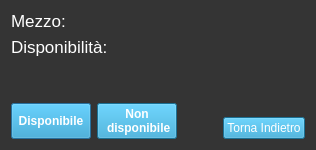
Old version of the form Viste/Amministratore/GUI/modifica_mezzo.ui in the repository GiulianiM/Noleggio.
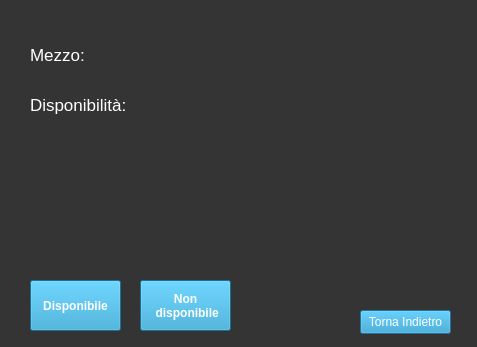
New version of the form. Icons and pictures are not drawn.

```diff
--- a/Viste/Amministratore/GUI/modifica_mezzo.ui
+++ b/Viste/Amministratore/GUI/modifica_mezzo.ui
@@ -6,8 +6,8 @@
    <rect>
     <x>0</x>
     <y>0</y>
-    <width>300</width>
-    <height>150</height>
+    <width>477</width>
+    <height>347</height>
    </rect>
   </property>
   <property name="font">
@@ -26,13 +26,15 @@
    <string notr="true">background-color: rgb(52, 52, 52);
 </string>
   </property>
-  <layout class="QGridLayout" name="gridLayout">
-   <item row="0" column="0">
-    <layout class="QHBoxLayout" name="horizontalLayout_3">
-     <item>
-      <layout class="QVBoxLayout" name="verticalLayout">
-       <item>
         <widget class="QLabel" name="id_label">
+   <property name="geometry">
+    <rect>
+     <x>30</x>
+     <y>40</y>
+     <width>60</width>
+     <height>30</height>
+    </rect>
+   </property>
          <property name="font">
           <font>
            <pointsize>13</pointsize>
@@ -45,9 +47,36 @@
           <string>Mezzo: </string>
          </property>
         </widget>
-       </item>
-       <item>
+  <widget class="QLabel" name="id_label_to_edit">
+   <property name="geometry">
+    <rect>
+     <x>240</x>
+     <y>40</y>
+     <width>151</width>
+     <height>30</height>
+    </rect>
+   </property>
+   <property name="font">
+    <font>
+     <pointsize>13</pointsize>
+    </font>
+   </property>
+   <property name="styleSheet">
+    <string notr="true">color: rgb(255, 255, 255);</string>
+   </property>
+   <property name="text">
+    <string/>
+   </property>
+  </widget>
         <widget class="QLabel" name="disponibile_label">
+   <property name="geometry">
+    <rect>
+     <x>30</x>
+     <y>90</y>
+     <width>111</width>
+     <height>30</height>
+    </rect>
+   </property>
          <property name="font">
           <font>
            <pointsize>13</pointsize>
@@ -60,28 +89,15 @@
           <string>Disponibilità:</string>
          </property>
         </widget>
-       </item>
-      </layout>
-     </item>
-     <item>
-      <layout class="QVBoxLayout" name="verticalLayout_2">
-       <item>
-        <widget class="QLabel" name="id_label_to_edit">
-         <property name="font">
-          <font>
-           <pointsize>13</pointsize>
-          </font>
-         </property>
-         <property name="styleSheet">
-          <string notr="true">color: rgb(255, 255, 255);</string>
-         </property>
-         <property name="text">
-          <string/>
-         </property>
-        </widget>
-       </item>
-       <item>
         <widget class="QLabel" name="disponibile_label_to_edit">
+   <property name="geometry">
+    <rect>
+     <x>240</x>
+     <y>90</y>
+     <width>151</width>
+     <height>30</height>
+    </rect>
+   </property>
          <property name="font">
           <font>
            <pointsize>13</pointsize>
@@ -94,38 +110,36 @@
           <string/>
          </property>
         </widget>
-       </item>
-      </layout>
-     </item>
-    </layout>
-   </item>
-   <item row="1" column="0">
-    <spacer name="verticalSpacer_3">
-     <property name="orientation">
-      <enum>Qt::Vertical</enum>
-     </property>
-     <property name="sizeType">
-      <enum>QSizePolicy::Fixed</enum>
-     </property>
-     <property name="sizeHint" stdset="0">
-      <size>
-       <width>20</width>
-       <height>40</height>
-      </size>
-     </property>
-    </spacer>
-   </item>
-   <item row="2" column="0">
-    <layout class="QHBoxLayout" name="horizontalLayout_2">
-     <item>
-      <layout class="QHBoxLayout" name="horizontalLayout">
-       <item>
+  <widget class="QPushButton" name="back_button">
+   <property name="geometry">
+    <rect>
+     <x>360</x>
+     <y>310</y>
+     <width>91</width>
+     <height>24</height>
+    </rect>
+   </property>
+   <property name="font">
+    <font>
+     <pointsize>9</pointsize>
+    </font>
+   </property>
+   <property name="styleSheet">
+    <string notr="true">font-size:20; color:white;background-color:rgb(38, 157, 206)
+</string>
+   </property>
+   <property name="text">
+    <string>Torna Indietro</string>
+   </property>
+  </widget>
         <widget class="QPushButton" name="disponibile_button">
-         <property name="sizePolicy">
-          <sizepolicy hsizetype="Minimum" vsizetype="Minimum">
-           <horstretch>0</horstretch>
-           <verstretch>0</verstretch>
-          </sizepolicy>
+   <property name="geometry">
+    <rect>
+     <x>30</x>
+     <y>280</y>
+     <width>91</width>
+     <height>51</height>
+    </rect>
          </property>
          <property name="font">
           <font>
@@ -141,14 +155,14 @@
           <string>Disponibile</string>
          </property>
         </widget>
-       </item>
-       <item>
         <widget class="QPushButton" name="non_disponibile_button">
-         <property name="sizePolicy">
-          <sizepolicy hsizetype="Minimum" vsizetype="Minimum">
-           <horstretch>0</horstretch>
-           <verstretch>0</verstretch>
-          </sizepolicy>
+   <property name="geometry">
+    <rect>
+     <x>140</x>
+     <y>280</y>
+     <width>91</width>
+     <height>51</height>
+    </rect>
          </property>
          <property name="font">
           <font>
@@ -165,61 +179,6 @@
  disponibile</string>
          </property>
         </widget>
-       </item>
-       <item>
-        <spacer name="horizontalSpacer">
-         <property name="orientation">
-          <enum>Qt::Horizontal</enum>
-         </property>
-         <property name="sizeType">
-          <enum>QSizePolicy::Fixed</enum>
-         </property>
-         <property name="sizeHint" stdset="0">
-          <size>
-           <width>40</width>
-           <height>20</height>
-          </size>
-         </property>
-        </spacer>
-       </item>
-       <item>
-        <layout class="QVBoxLayout" name="verticalLayout_3">
-         <item>
-          <spacer name="verticalSpacer">
-           <property name="orientation">
-            <enum>Qt::Vertical</enum>
-           </property>
-           <property name="sizeHint" stdset="0">
-            <size>
-             <width>20</width>
-             <height>40</height>
-            </size>
-           </property>
-          </spacer>
-         </item>
-         <item>
-          <widget class="QPushButton" name="back_button">
-           <property name="font">
-            <font>
-             <pointsize>9</pointsize>
-            </font>
-           </property>
-           <property name="styleSheet">
-            <string notr="true">font-size:20; color:white;background-color:rgb(38, 157, 206)
-</string>
-           </property>
-           <property name="text">
-            <string>Torna Indietro</string>
-           </property>
-          </widget>
-         </item>
-        </layout>
-       </item>
-      </layout>
-     </item>
-    </layout>
-   </item>
-  </layout>
  </widget>
  <resources/>
  <connections/>
```
Lines whose indentation alone changed are shown as unchanged.
